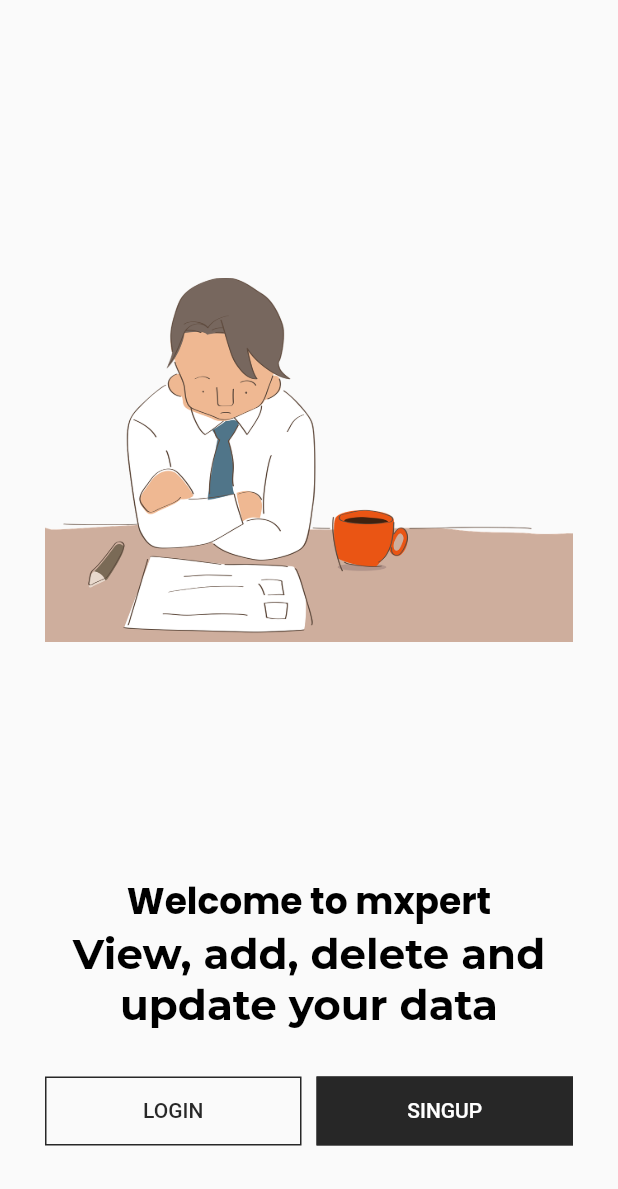
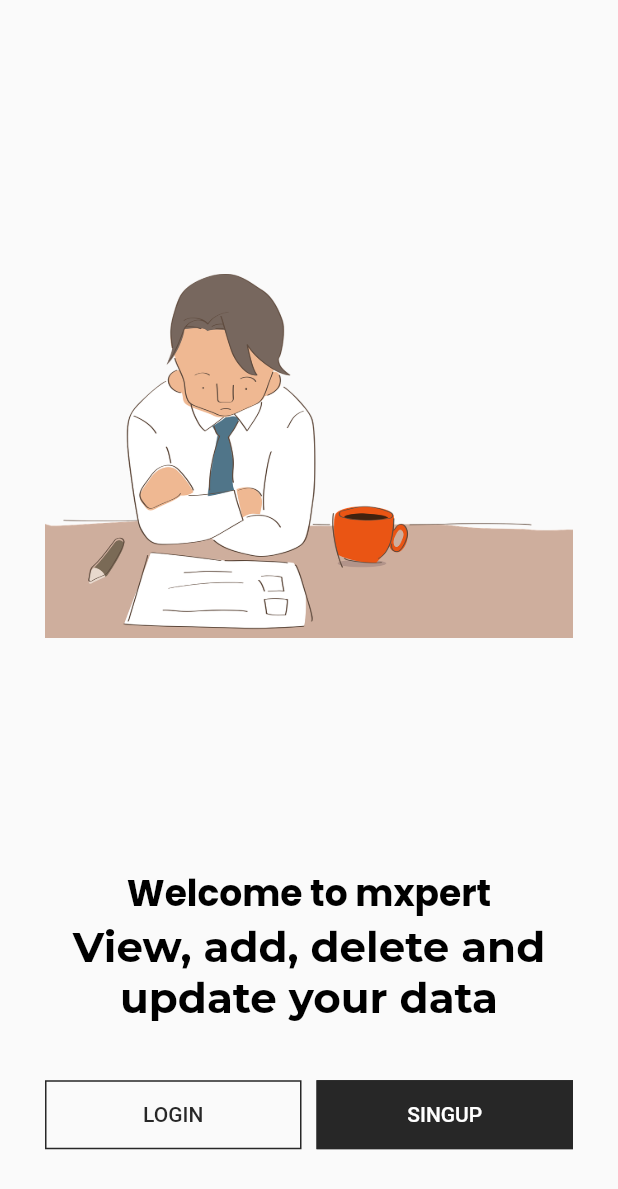
Before and after one commit to faizanlone666/mxpert, a Flutter app: the screen it shows after launch, on a phone screen of 412 x 824 dp. Shown: the top 1189 px of the screen. Run offline on Flutter 3.47's test engine with Material 2 defaults, Android fonts, the phone set to English and light mode, and no system bars; our stand-ins replace get, google_fonts; missing offline and left inert: dart:ffi.

Commit message:
some screen fixes

```diff
--- a/lib/src/features/welcome_screen/welcome_screen.dart
+++ b/lib/src/features/welcome_screen/welcome_screen.dart
@@ -54,6 +54,7 @@
                       style: Theme.of(context).textTheme.displayLarge,
                       textAlign: TextAlign.center,
                     ),
+                    SizedBox(height: 10,)
                   ]),
                   Row(
                     children: [
--- a/lib/src/utils/theme/widget_themes/elevated_button_theme.dart
+++ b/lib/src/utils/theme/widget_themes/elevated_button_theme.dart
@@ -25,7 +25,7 @@
       shape: const RoundedRectangleBorder(),
       foregroundColor: fSecondaryColor,
       backgroundColor: fWhiteColor,
-      side: const BorderSide(color: fSecondaryColor),
+      side: const BorderSide(color: fWhiteColor),
       padding: const EdgeInsets.symmetric(vertical: tButtonHeight),
     ),
   );
```
